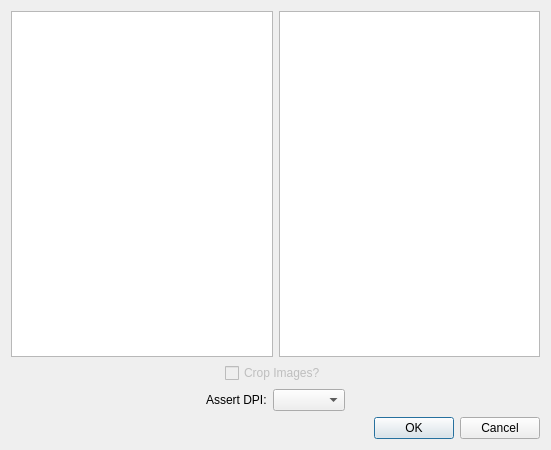
The window that resources/loadCardsPreBatch.ui (gill14/AccuPatt) describes before a commit, drawn with Qt 5.
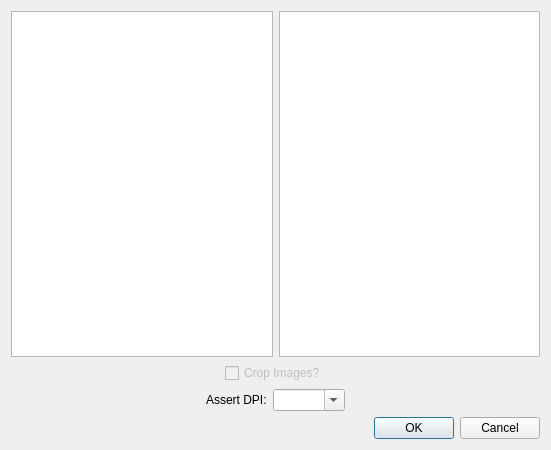
The same window after the commit.

Commit message: load cards batch dpi editable

What changed in the file:
```diff
--- a/resources/loadCardsPreBatch.ui
+++ b/resources/loadCardsPreBatch.ui
@@ -110,7 +110,11 @@
       </widget>
      </item>
      <item>
-      <widget class="QComboBox" name="comboBoxDpi"/>
+      <widget class="QComboBox" name="comboBoxDpi">
+       <property name="editable">
+        <bool>true</bool>
+       </property>
+      </widget>
      </item>
      <item>
       <spacer name="horizontalSpacer_4">
```
